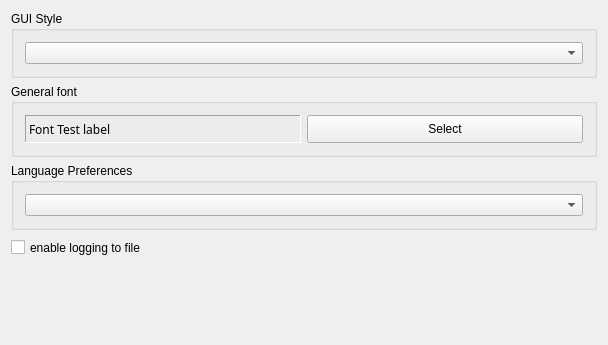
BALL-Project/ball, file source/VIEW/DIALOGS/mainControlPreferences.ui: the form before one commit.
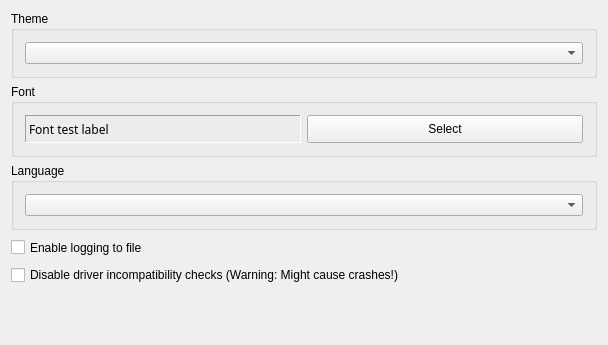
The form after the commit.

Commit message: [VIEW] Move WebEngine settings to General settings

```diff
--- a/source/VIEW/DIALOGS/mainControlPreferences.ui
+++ b/source/VIEW/DIALOGS/mainControlPreferences.ui
@@ -35,7 +35,7 @@
    <item>
     <widget class="QGroupBox" name="groupBox_2">
      <property name="title">
-      <string>GUI Style</string>
+      <string>Theme</string>
      </property>
      <layout class="QVBoxLayout" name="verticalLayout_2">
       <item>
@@ -57,7 +57,7 @@
    <item>
     <widget class="QGroupBox" name="GroupBox1_2_2">
      <property name="title">
-      <string>General font</string>
+      <string>Font</string>
      </property>
      <layout class="QVBoxLayout" name="verticalLayout">
       <item>
@@ -97,7 +97,7 @@
            <enum>QFrame::Sunken</enum>
           </property>
           <property name="text">
-           <string>Font Test label</string>
+           <string>Font test label</string>
           </property>
           <property name="alignment">
            <set>Qt::AlignVCenter</set>
@@ -134,7 +134,7 @@
    <item>
     <widget class="QGroupBox" name="LenguagePreferencesGroup">
      <property name="title">
-      <string>Language Preferences</string>
+      <string>Language</string>
      </property>
      <layout class="QHBoxLayout" name="horizontalLayout">
       <item>
@@ -167,7 +167,20 @@
       <string>Writes the information from the Logs window into a file</string>
      </property>
      <property name="text">
-      <string>enable logging to file</string>
+      <string>Enable logging to file</string>
+     </property>
+    </widget>
+   </item>
+   <item>
+    <widget class="QCheckBox" name="skip_driver_checks">
+     <property name="enabled">
+      <bool>true</bool>
+     </property>
+     <property name="text">
+      <string>Disable driver incompatibility checks (Warning: Might cause crashes!)</string>
+     </property>
+     <property name="checked">
+      <bool>false</bool>
      </property>
     </widget>
    </item>
```
The commit also changes 10 other files.
